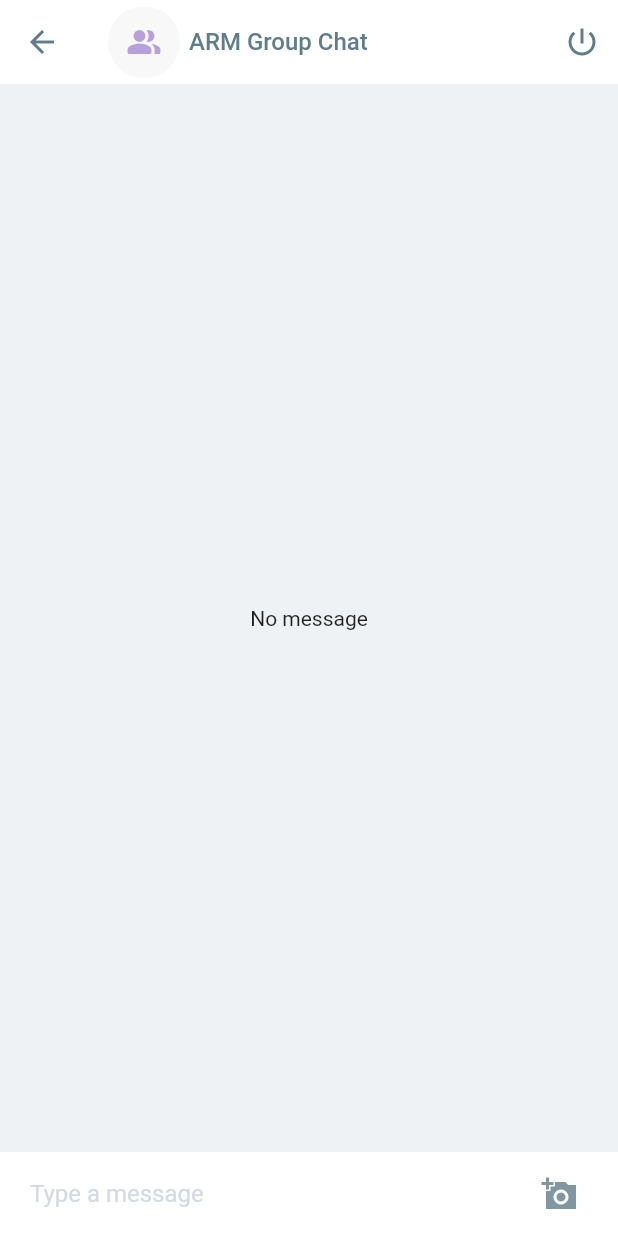
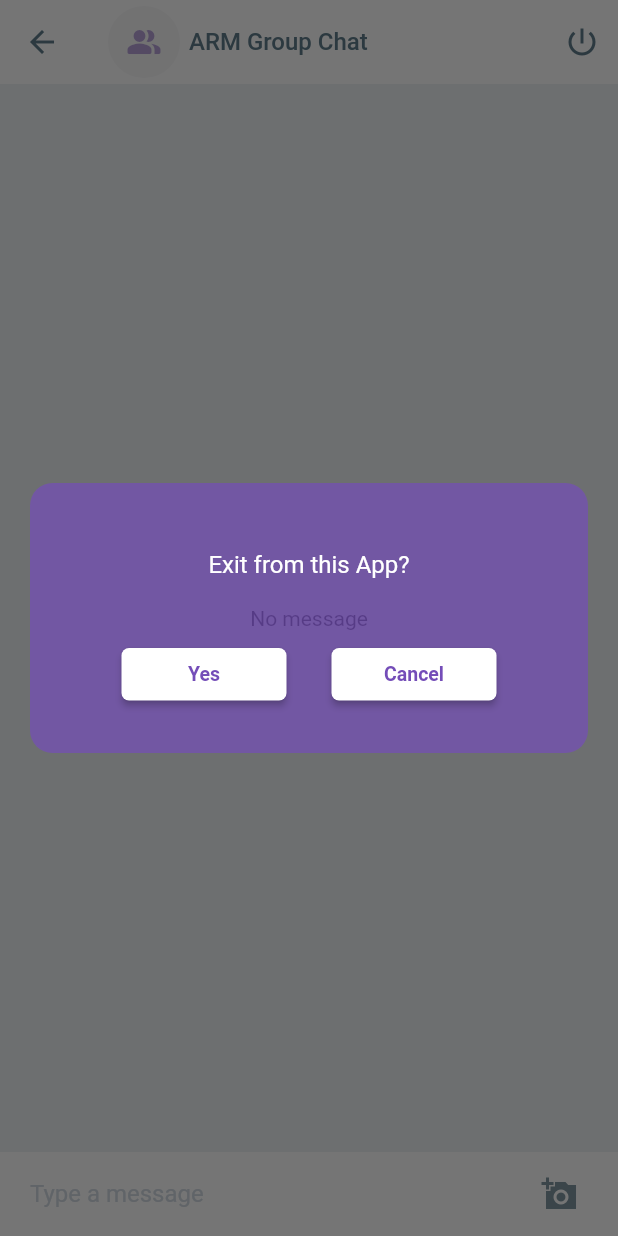
Before and after one commit to Nedum84/armGroupChat, a Flutter app: the ChatScreen screen opened directly, after a tap on the "arrow back" icon, on a phone screen of 412 x 824 dp. Run offline on Flutter 3.47's test engine with Material 2 defaults, Android fonts, the phone set to English and light mode, and no system bars; our stand-ins replace cached_network_image, cloud_firestore, firebase_auth, firebase_core, firebase_database, firebase_storage and 4 more; missing offline and left inert: flutter_facebook_login; accounts and stored records are empty.

Commit message:
More code edit/addition

```diff
--- a/lib/main.dart
+++ b/lib/main.dart
@@ -1,7 +1,7 @@
 import 'package:flutter/material.dart';
 import 'package:provider/provider.dart';
 import 'provider/image_upload_provider.dart';
-import 'screen/login/login_register.dart';
+import 'screen/splash_screen.dart';
 
 void main() {
   runApp(MyApp());
@@ -16,12 +16,13 @@ class MyApp extends StatelessWidget {
         ChangeNotifierProvider(create: (_) => ImageUploadProvider()),
       ],
       child: MaterialApp(
+        debugShowCheckedModeBanner: false,
         title: 'ARG Group Chat',
         theme: ThemeData(
           primarySwatch: Colors.blue,
           visualDensity: VisualDensity.adaptivePlatformDensity,
         ),
-        home: LoginRegister(),
+        home: SplashScreen(),
       ),
     );
   }
--- a/lib/repository/storage_methods.dart
+++ b/lib/repository/storage_methods.dart
@@ -3,6 +3,7 @@ import 'package:arm_group_chat/model/message.dart';
 import 'package:arm_group_chat/provider/image_upload_provider.dart';
 import 'package:arm_group_chat/repository/chat_repo.dart';
 import 'package:arm_group_chat/utils/collections.dart';
+import 'package:cloud_firestore/cloud_firestore.dart';
 import 'package:firebase_storage/firebase_storage.dart';
 import 'package:flutter/widgets.dart';
 
@@ -49,7 +50,7 @@ class StorageMethods {
     message.type = MESSAGE_TYPE_IMAGE;
     message.message = '';
     message.photoUrl = url;
-    message.timestamp = DateTime.now().millisecondsSinceEpoch;
+    message.timestamp = Timestamp.now().microsecondsSinceEpoch;
 
     ChatRepo.addMessageToDb(message);
   }
--- a/lib/screen/chat/chat_screen.dart
+++ b/lib/screen/chat/chat_screen.dart
@@ -10,6 +10,8 @@ import 'package:arm_group_chat/utils/alert_utils.dart';
 import 'package:arm_group_chat/utils/collections.dart';
 import 'package:arm_group_chat/utils/colors.dart';
 import 'package:arm_group_chat/utils/utilities.dart';
+import 'package:arm_group_chat/widgets/alert_dialog/close_app_warning.dart';
+import 'package:arm_group_chat/widgets/alert_dialog/log_out_overlay.dart';
 import 'package:arm_group_chat/widgets/cached_image.dart';
 import 'package:arm_group_chat/widgets/choose_image_from.dart';
 import 'package:arm_group_chat/widgets/view_image.dart';
@@ -55,25 +57,18 @@ class _ChatScreenState extends State<ChatScreen> {
 
     return WillPopScope(
       onWillPop: () async {
-        if (_imageUploadProvider.getImageViewState == ImageViewState.LOADING) {
-          AlertUtils.toast('Wait for the image to finish uploading');
-          return false;
-        } else {
-          return true;
-        }
-        ;
+        _closeAppDialog();
+        return Future.value(false);
       },
-      child: FutureBuilder<AppUser>(
+      child: Scaffold(
+        backgroundColor: Color(0xffEEF2F4),
+        appBar: customAppBar(context),
+        body: FutureBuilder<AppUser>(
             future: _authRepo.getUserDetails(),
             builder: (context, snapshot) {
               if(!snapshot.hasData) return Center(child: CircularProgressIndicator());
               sender = snapshot.data;
-          print(sender.toMap(sender));
-
-          return Scaffold(
-            backgroundColor: Color(0xffEEF2F4),
-            appBar: customAppBar(context),
-            body: Column(
+              return Column(
                 children: <Widget>[
                   Flexible(
                     child: messageList(),
@@ -88,9 +83,9 @@ class _ChatScreenState extends State<ChatScreen> {
                   chatControls(),
                   // showEmojiPicker ? Container(child: emojiContainer()) : Container(),
                 ],
-            ),
               );
             }
+        ),
       ),
     );
   }
@@ -255,7 +250,6 @@ class _ChatScreenState extends State<ChatScreen> {
     sendMessage() {
       var text = textFieldController.text;
 
-
       Message _message = Message(
         senderId: sender.uid,
         message: text,
@@ -350,9 +344,7 @@ class _ChatScreenState extends State<ChatScreen> {
           Icons.arrow_back,
           color: Colors.blueGrey,
         ),
-        onPressed: () {
-          Navigator.pop(context);
-        },
+        onPressed: _closeAppDialog,
       ),
       centerTitle: false,
       title: Row(
@@ -380,9 +372,30 @@ class _ChatScreenState extends State<ChatScreen> {
             Icons.power_settings_new,
             color: Colors.blueGrey,
           ),
-          onPressed: () async => null,
+          onPressed: _logOutDialog,
         )
       ],
     );
   }
+
+
+  _logOutDialog() async {
+    textFieldFocus.unfocus();
+    showDialog(
+      context: context,
+      barrierDismissible: false,
+      builder: (_) => LogoutOverlay(),
+    );
   }
+
+  _closeAppDialog() async {
+    textFieldFocus.unfocus();
+    showDialog(
+      context: context,
+      barrierDismissible: false,
+      builder: (_) => WillPopScope(
+          onWillPop: () => Future.value(false),
+          child: CloseAppWarning()),
+    );
+  }
+}
--- /dev/null
+++ b/lib/widgets/alert_dialog/close_app_warning.dart
@@ -0,0 +1,115 @@
+import 'package:arm_group_chat/repository/auth_repo.dart';
+import 'package:arm_group_chat/utils/colors.dart';
+import 'package:flutter/material.dart';
+import 'package:flutter/services.dart';
+
+class CloseAppWarning extends StatefulWidget {
+  @override
+  State<StatefulWidget> createState() => CloseAppWarningState();
+}
+
+class CloseAppWarningState extends State<CloseAppWarning>
+    with SingleTickerProviderStateMixin {
+  AnimationController controller;
+  Animation<double> scaleAnimation;
+
+  @override
+  void initState() {
+    super.initState();
+
+    controller =
+        AnimationController(vsync: this, duration: Duration(milliseconds: 450));
+    scaleAnimation =
+        CurvedAnimation(parent: controller, curve: Curves.elasticInOut);
+
+    controller.addListener(() {
+      setState(() {});
+    });
+
+    controller.forward();
+  }
+
+  @override
+  Widget build(BuildContext context) {
+    return Center(
+      child: Material(
+        color: Colors.transparent,
+        child: ScaleTransition(
+          scale: scaleAnimation,
+          child: Container(
+              margin: EdgeInsets.all(20.0),
+              padding: EdgeInsets.all(15.0),
+              height: 180.0,
+
+              decoration: ShapeDecoration(
+                // color: Color.fromRGBO(41, 167, 77, 10),
+                  color: kColorPrimary.withOpacity(.7),
+                  shape: RoundedRectangleBorder(
+                      borderRadius: BorderRadius.circular(15.0))),
+              child: Column(
+                children: <Widget>[
+                  Expanded(
+                      child: Padding(
+                        padding: const EdgeInsets.only(
+                            top: 30.0, left: 20.0, right: 20.0),
+                        child: Text(
+                          "Exit from this App?",
+                          style: TextStyle(color: Colors.white, fontSize: 16.0),
+                        ),
+                      )),
+                  Expanded(
+                      child: Row(
+                        mainAxisAlignment: MainAxisAlignment.center,
+                        children: <Widget>[
+                          Padding(
+                            padding: const EdgeInsets.all(10.0),
+                            child: ButtonTheme(
+                                height: 35.0,
+                                minWidth: 110.0,
+                                child: RaisedButton(
+                                  color: Colors.white,
+                                  shape: RoundedRectangleBorder(
+                                      borderRadius: BorderRadius.circular(5.0)),
+                                  splashColor: Colors.white.withAlpha(40),
+                                  child: Text(
+                                    'Yes',
+                                    textAlign: TextAlign.center,
+                                    style: TextStyle(
+                                        color: kColorPrimary,
+                                        fontWeight: FontWeight.bold,
+                                        fontSize: 13.0),
+                                  ),
+                                  onPressed: () => SystemChannels.platform.invokeMethod('SystemNavigator.pop'),
+                                )),
+                          ),
+                          Padding(
+                              padding: const EdgeInsets.only(
+                                  left: 20.0, right: 10.0, top: 10.0, bottom: 10.0),
+                              child:  ButtonTheme(
+                                  height: 35.0,
+                                  minWidth: 110.0,
+                                  child: RaisedButton(
+                                    color: Colors.white,
+                                    shape: RoundedRectangleBorder(
+                                        borderRadius: BorderRadius.circular(5.0)),
+                                    splashColor: Colors.white.withAlpha(40),
+                                    child: Text(
+                                      'Cancel',
+                                      textAlign: TextAlign.center,
+                                      style: TextStyle(
+                                          color: kColorPrimary,
+                                          fontWeight: FontWeight.bold,
+                                          fontSize: 13.0),
+                                    ),
+                                    onPressed: ()=> Navigator.pop(context),
+                                  ))
+                          ),
+                        ],
+                      ))
+                ],
+              )),
+        ),
+      ),
+    );
+  }
+}
```
Also changed, not shown: lib/screen/splash_screen.dart (+74 -0 lines), lib/widgets/alert_dialog/log_out_overlay.dart (added, +114 -0 lines), 19 other files. Lines whose indentation alone changed are shown as unchanged.
